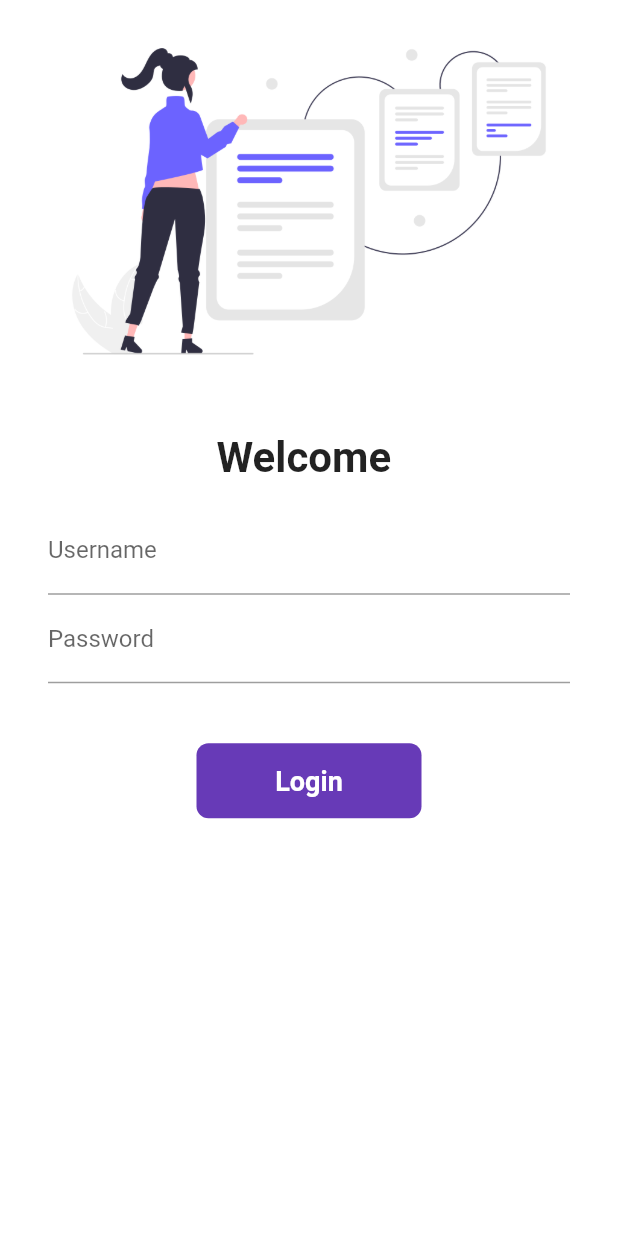
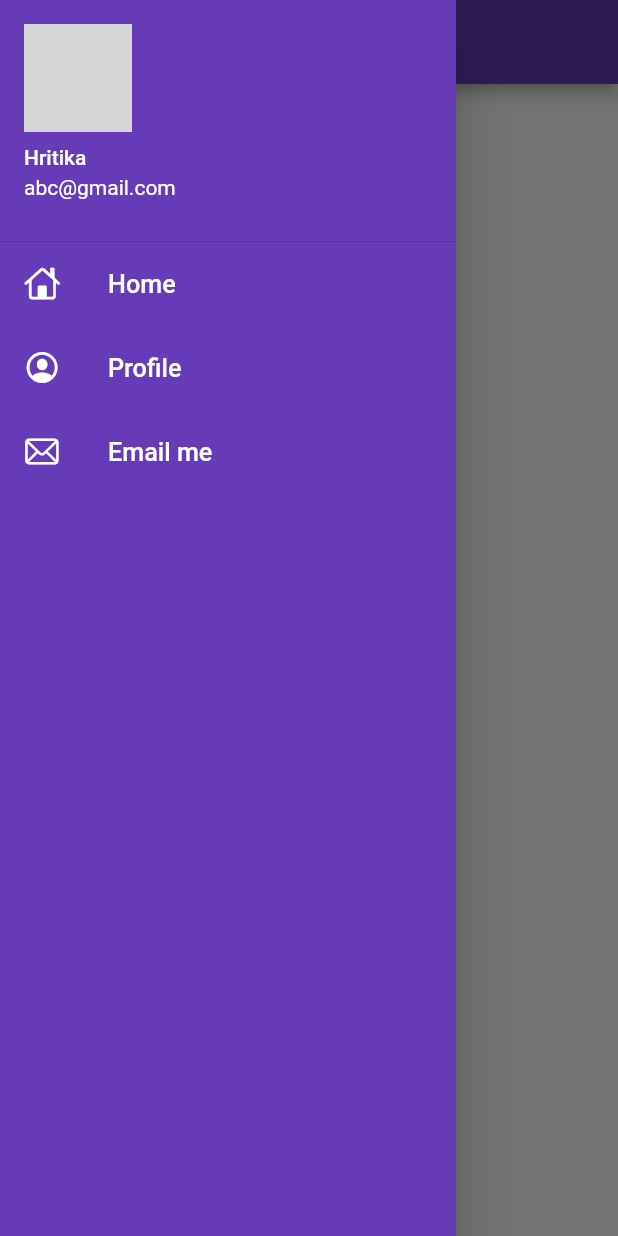
Before and after one commit to Reet0709/flutter, a Flutter app: the screen it shows after launch, with the side drawer open (before the commit the screen has no drawer), on a phone screen of 412 x 824 dp. Run offline on Flutter 3.47's test engine with Material 2 defaults, Android fonts, the phone set to English and light mode, and no system bars; network calls fail; grey boxes are pictures that could not be loaded.

Commit message:
day-8 completed

```diff
--- a/lib/main.dart
+++ b/lib/main.dart
@@ -16,8 +16,8 @@ class MyApp extends StatelessWidget {
       theme: ThemeData(
         primarySwatch: Colors.deepPurple,
       ),
-
-      //    initialRoute: "/home",
+      debugShowCheckedModeBanner: false,
+      initialRoute: MyRoutes.homeRoute,
       routes: {
         "/": (context) => LoginPage(),
         MyRoutes.homeRoute: (context) => HomePage(),
--- a/lib/pages/home_page.dart
+++ b/lib/pages/home_page.dart
@@ -1,4 +1,5 @@
 import 'package:flutter/material.dart';
+import 'package:flutter_catalog/widgets/drawer.dart';
 
 class HomePage extends StatelessWidget {
   @override
@@ -8,7 +9,7 @@ class HomePage extends StatelessWidget {
       body: Center(
         child: Container(child: Text("Welcome")),
       ),
-      drawer: Drawer(),
+      drawer: MyDrawer(),
     );
   }
 }
--- /dev/null
+++ b/lib/widgets/drawer.dart
@@ -0,0 +1,71 @@
+import 'package:flutter/cupertino.dart';
+import 'package:flutter/material.dart';
+
+class MyDrawer extends StatelessWidget {
+  @override
+  Widget build(BuildContext context) {
+    final imageUrl =
+        "https://www.google.com/imgres?imgurl=https%3A%2F%2Fmiro.medium.com%2Ffit%2Fc%2F1360%2F1360%2F1*zPPDgB9P0UOLwAeajP8iFw.jpeg&imgrefurl=https%3A%2F%2Fhritikaa9.medium.com%2Fabout&tbnid=fDBgNPhd9Z4QxM&vet=12ahUKEwiHn8eu_abzAhXG1XMBHUsGBy8QMygAegQIARBT..i&docid=_4fhxCGwNh8I7M&w=1360&h=1360&itg=1&q=hritika%20medium&ved=2ahUKEwiHn8eu_abzAhXG1XMBHUsGBy8QMygAegQIARBT";
+    return Drawer(
+      child: Container(
+        color: Colors.deepPurple,
+        child: ListView(
+          padding: EdgeInsets.zero,
+          children: [
+            DrawerHeader(
+              padding: EdgeInsets.zero,
+              margin: EdgeInsets.zero,
+              child: UserAccountsDrawerHeader(
+                accountName: Text("Hritika"),
+                accountEmail: Text("abc@gmail.com"),
+                //      currentAccountPicture: Image.network(imageUrl),
+                currentAccountPicture: CircleAvatar(
+                  backgroundImage: NetworkImage(imageUrl),
+                ),
+              ),
+            ),
+            ListTile(
+              leading: Icon(
+                CupertinoIcons.home,
+                color: Colors.white,
+              ),
+              title: Text(
+                "Home",
+                textScaleFactor: 1.2,
+                style: TextStyle(
+                  color: Colors.white,
+                ),
+              ),
+            ),
+            ListTile(
+              leading: Icon(
+                CupertinoIcons.profile_circled,
+                color: Colors.white,
+              ),
+              title: Text(
+                "Profile",
+                textScaleFactor: 1.2,
+                style: TextStyle(
+                  color: Colors.white,
+                ),
+              ),
+            ),
+            ListTile(
+              leading: Icon(
+                CupertinoIcons.mail,
+                color: Colors.white,
+              ),
+              title: Text(
+                "Email me",
+                textScaleFactor: 1.2,
+                style: TextStyle(
+                  color: Colors.white,
+                ),
+              ),
+            ),
+          ],
+        ),
+      ),
+    );
+  }
+}
```
